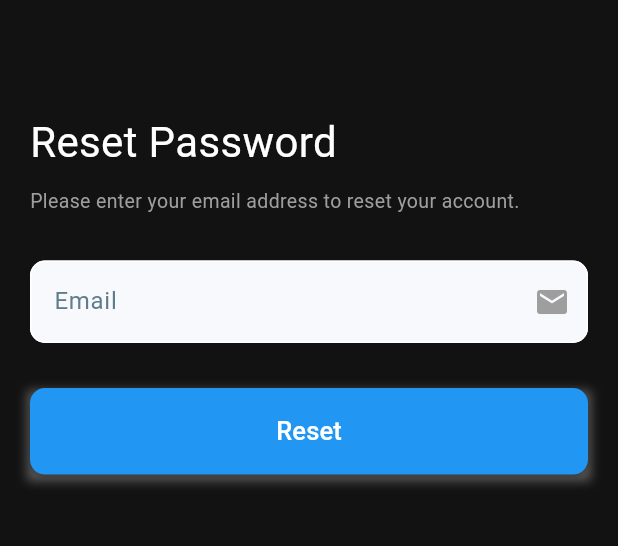
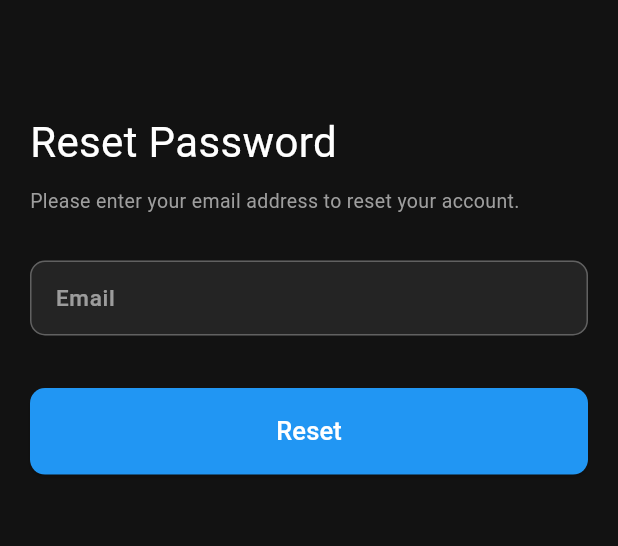
Before and after one commit to sikandarm/pace-mobile, a Flutter app: the screen it shows after launch, after a tap on "Login", after a tap on the "visibility off" icon, after a tap on "Forgot Password", on a phone screen of 412 x 824 dp, the part 83-629 px from its top. Run offline on Flutter 3.47's test engine with Material 3 defaults, Android fonts, the phone set to English and light mode, and no system bars; our stand-ins replace adaptive_theme, cached_network_image, custom_sliding_segmented_control, dartz, device_info_plus, dio and 24 more; missing offline and left inert: expandable_datatable, flutter_facebook_auth, flutter_file_downloader, flutter_file_saver, flutter_login_facebook, googleapis and 1 more; accounts and stored records are empty; network calls fail; project files that could hold a hidden picture were left out.

Commit message:
v63.0 push  v24 with new dark mode check all screens

```diff
--- a/lib/screens/midway_screen.dart
+++ b/lib/screens/midway_screen.dart
@@ -101,13 +101,13 @@ class _MidwayScreenScreenState extends State<MidwayScreen> {
                             height: MediaQuery.of(context).size.height * 0.07,
                             child: Container(
                               decoration: BoxDecoration(boxShadow: [
-                                BoxShadow(
-                                  color: Colors.grey.withOpacity(0.5),
-                                  spreadRadius: 2,
-                                  blurRadius: 5,
-                                  offset: const Offset(
-                                      0, 3), // changes position of shadow
-                                )
+                                // BoxShadow(
+                                //   color: Colors.grey.withOpacity(0.5),
+                                //   spreadRadius: 2,
+                                //   blurRadius: 5,
+                                //   offset: const Offset(
+                                //       0, 3), // changes position of shadow
+                                // )
                               ]),
                               child: ElevatedButton(
                                 onPressed: () {
@@ -148,13 +148,13 @@ class _MidwayScreenScreenState extends State<MidwayScreen> {
                                       color: const Color(0xff06A3F6),
                                       width: 1), // border
                                   boxShadow: [
-                                    BoxShadow(
-                                      color: Colors.grey.withOpacity(0.5),
-                                      spreadRadius: 2,
-                                      blurRadius: 5,
-                                      offset: const Offset(
-                                          0, 3), // changes position of shadow
-                                    )
+                                    // BoxShadow(
+                                    //   color: Colors.grey.withOpacity(0.5),
+                                    //   spreadRadius: 2,
+                                    //   blurRadius: 5,
+                                    //   offset: const Offset(
+                                    //       0, 3), // changes position of shadow
+                                    // )
                                   ]),
                               child: ElevatedButton(
                                 onPressed: () async {
--- a/lib/screens/reset_password.dart
+++ b/lib/screens/reset_password.dart
@@ -3,6 +3,7 @@ import 'package:easy_dynamic_theme/easy_dynamic_theme.dart';
 import 'package:flutter/material.dart';
 
 import '../services/forgot_password.dart';
+import '../utils/constants.dart';
 import 'verify_otp_screen.dart';
 
 class ResetPassword extends StatefulWidget {
@@ -141,17 +142,24 @@ class _ResetPassScreenState extends State<ResetPassword> {
                       },
                       controller: emailText,
                       keyboardType: TextInputType.emailAddress,
-                      decoration: InputDecoration(
-                          filled: true,
-                          fillColor: const Color(0xffF8F9FD),
-                          hintText: "Email",
-                          suffixIcon: const Icon(
-                            Icons.email,
-                            color: Colors.grey,
-                          ),
-                          border: OutlineInputBorder(
-                            borderRadius: BorderRadius.circular(10),
-                          )),
+                      // decoration: InputDecoration(
+                      //   filled: true,
+                      //   fillColor: const Color(0xffF8F9FD),
+                      //   hintText: "Email",
+                      //   suffixIcon: const Icon(
+                      //     Icons.email,
+                      //     color: Colors.grey,
+                      //   ),
+                      //   border: OutlineInputBorder(
+                      //     borderRadius: BorderRadius.circular(10),
+                      //   ),
+                      // ),
+                      decoration: textFieldDecoration(
+                        "Email",
+                        false,
+                        isTablet: isTablet,
+                        context: context,
+                      ),
                     ),
                   ),
                   const SizedBox(height: 30),
@@ -164,13 +172,13 @@ class _ResetPassScreenState extends State<ResetPassword> {
                     height: MediaQuery.of(context).size.height * 0.07,
                     child: Container(
                       decoration: BoxDecoration(boxShadow: [
-                        BoxShadow(
-                          color: Colors.grey.withOpacity(0.5),
-                          spreadRadius: 2,
-                          blurRadius: 5,
-                          offset:
-                              const Offset(0, 3), // changes position of shadow
-                        )
+                        // BoxShadow(
+                        //   color: Colors.grey.withOpacity(0.5),
+                        //   spreadRadius: 2,
+                        //   blurRadius: 5,
+                        //   offset:
+                        //       const Offset(0, 3), // changes position of shadow
+                        // )
                       ]),
                       child: ElevatedButton(
                         onPressed: () async {
```
Also changed, not shown: lib/screens/task_approve_reject.dart (+31 -8 lines).
